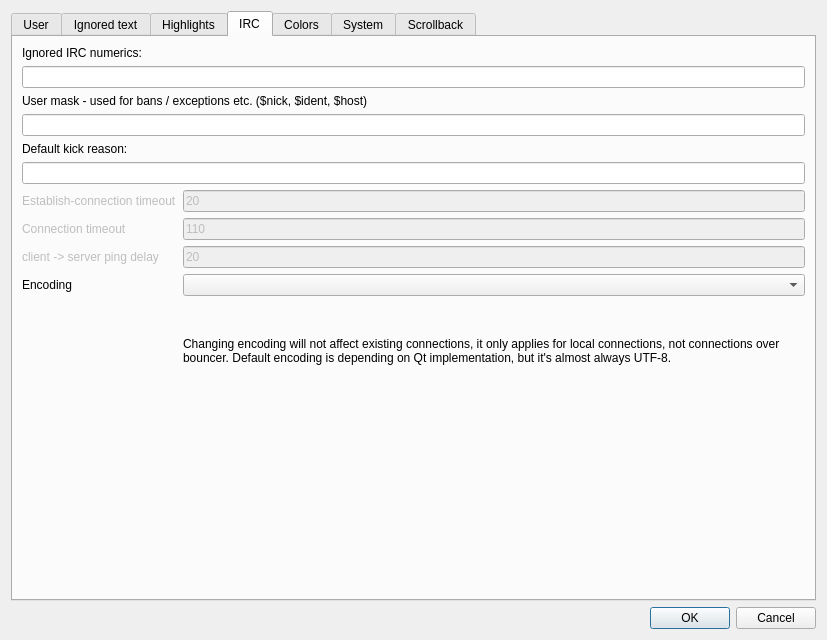
grumpy-irc/grumpy, file src/GrumpyIRC/lib/preferenceswin.ui: the form before one commit.
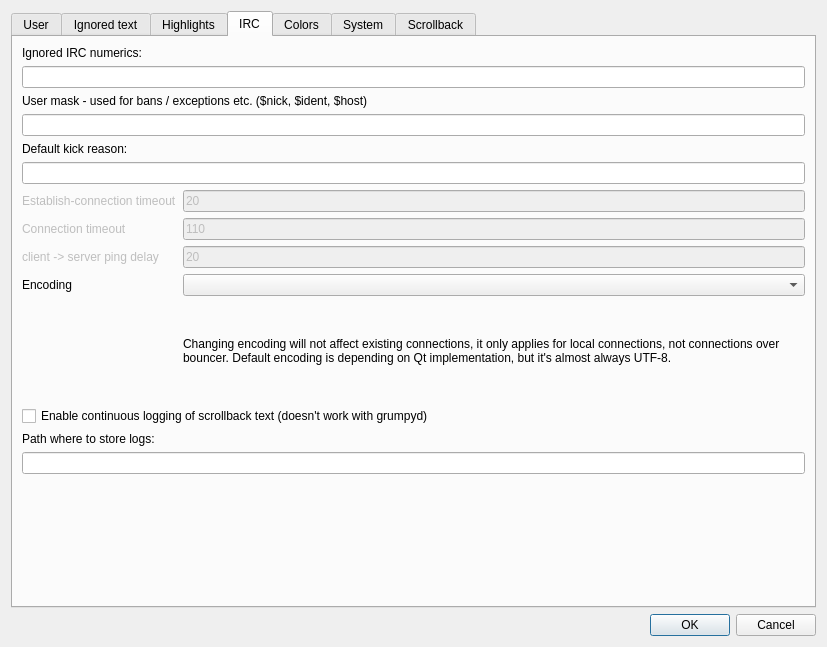
The form after the commit. The open tabs and pages were chosen to show the change.

Commit message:
implemented logging
now scrollbacks can be logged to files, obviously doesn't work for
grumpyd scrollbacks

```diff
--- a/src/GrumpyIRC/lib/preferenceswin.ui
+++ b/src/GrumpyIRC/lib/preferenceswin.ui
@@ -7,7 +7,7 @@
     <x>0</x>
     <y>0</y>
     <width>827</width>
-    <height>640</height>
+    <height>647</height>
    </rect>
   </property>
   <property name="windowTitle">
@@ -273,6 +273,23 @@
          </item>
         </layout>
        </item>
+       <item>
+        <widget class="QCheckBox" name="checkBox_ContinuousLogging">
+         <property name="text">
+          <string>Enable continuous logging of scrollback text (doesn't work with grumpyd)</string>
+         </property>
+        </widget>
+       </item>
+       <item>
+        <widget class="QLabel" name="label_ContinuousLogging">
+         <property name="text">
+          <string>Path where to store logs:</string>
+         </property>
+        </widget>
+       </item>
+       <item>
+        <widget class="QLineEdit" name="lineEdit_LoggingPath"/>
+       </item>
        <item>
         <spacer name="verticalSpacer_2">
          <property name="orientation">
```
The commit also changes 10 other files.
